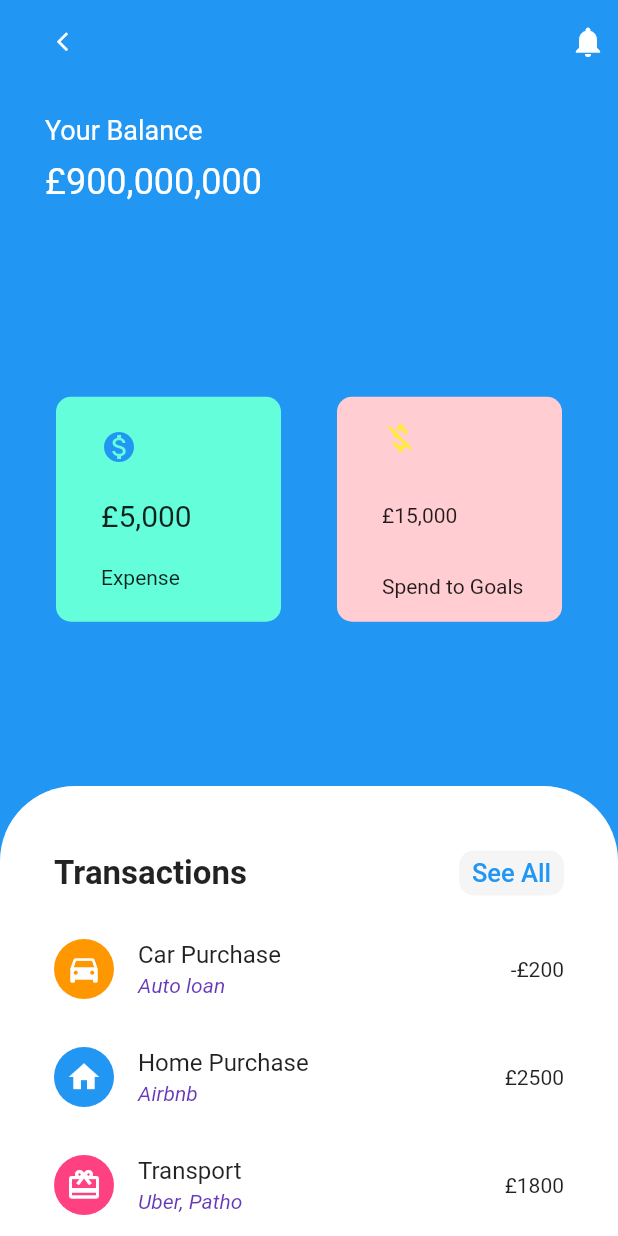
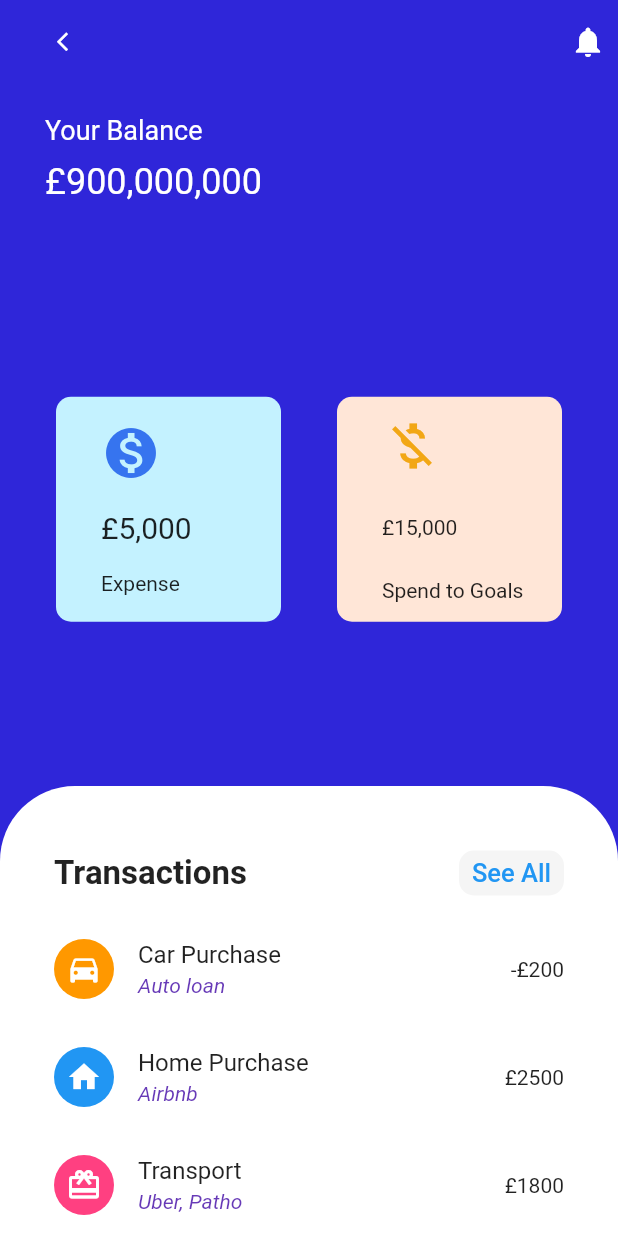
Before and after one commit to StellaMighty/BankApp, a Flutter app: the screen it shows after launch, after a tap on "Transactions", on a phone screen of 412 x 824 dp. Run offline on Flutter 3.47's test engine with Material 2 defaults, Android fonts, the phone set to English and light mode, and no system bars.

Commit message:
Fix: Responsiveness using mediaquery on WelcomePage widget

```diff
--- a/lib/main.dart
+++ b/lib/main.dart
@@ -18,6 +18,10 @@ class BankApp extends StatelessWidget {
 class WelcomePage extends StatelessWidget {
   @override
   Widget build(BuildContext context) {
+    var mediaQuery = MediaQuery.of(context).size;
+    double _height = mediaQuery.height;
+    print(_height);
+    double _width = mediaQuery.width;
     return Scaffold(
         backgroundColor: Colors.white,
         appBar: AppBar(
@@ -51,7 +55,8 @@ class WelcomePage extends StatelessWidget {
             )
           ],
         ),
-        body: Container(
+        body: SingleChildScrollView(
+          child: Container(
             padding: EdgeInsets.only(
               left: 30,
               right: 10,
@@ -74,6 +79,7 @@ class WelcomePage extends StatelessWidget {
                 ),
                 TextField(
                   decoration: InputDecoration(
+                      isDense: true,
                       filled: true,
                       border: OutlineInputBorder(
                           borderSide: BorderSide.none,
@@ -84,17 +90,19 @@ class WelcomePage extends StatelessWidget {
                 SizedBox(
                   height: 20,
                 ),
-              Row(mainAxisAlignment: MainAxisAlignment.spaceEvenly, children: [
+                Row(
+                    mainAxisAlignment: MainAxisAlignment.spaceAround,
+                    children: [
                       InkWell(
                         onTap: () {
-                    Navigator.push(context,
-                        MaterialPageRoute(builder: (BuildContext context) {
+                          Navigator.push(context, MaterialPageRoute(
+                              builder: (BuildContext context) {
                             return Transaction();
                           }));
                         },
                         child: Container(
-                    width: 150,
-                    height: 150,
+                          width: _width / 2.8,
+                          height: _width / 2.8,
                           padding: EdgeInsets.only(left: 20, top: 35),
                           decoration: BoxDecoration(
                               borderRadius: BorderRadius.circular(10),
@@ -124,14 +132,14 @@ class WelcomePage extends StatelessWidget {
                       ),
                       InkWell(
                         onTap: () {
-                    Navigator.push(context,
-                        MaterialPageRoute(builder: (BuildContext context) {
+                          Navigator.push(context, MaterialPageRoute(
+                              builder: (BuildContext context) {
                             return Budget();
                           }));
                         },
                         child: Container(
-                    width: 150,
-                    height: 150,
+                          width: _width / 2.8,
+                          height: _width / 2.8,
                           padding: EdgeInsets.only(left: 20, top: 35),
                           decoration: BoxDecoration(
                               borderRadius: BorderRadius.circular(10),
@@ -164,11 +172,11 @@ class WelcomePage extends StatelessWidget {
                   height: 20,
                 ),
                 Row(
-                mainAxisAlignment: MainAxisAlignment.spaceEvenly,
+                  mainAxisAlignment: MainAxisAlignment.spaceAround,
                   children: [
                     Container(
-                    width: 150,
-                    height: 150,
+                      width: _width / 2.8,
+                      height: _width / 2.8,
                       padding: EdgeInsets.only(left: 20, top: 35),
                       decoration: BoxDecoration(
                           borderRadius: BorderRadius.circular(10),
@@ -196,8 +204,8 @@ class WelcomePage extends StatelessWidget {
                       ),
                     ),
                     Container(
-                    width: 150,
-                    height: 150,
+                      width: _width / 2.8,
+                      height: _width / 2.8,
                       padding: EdgeInsets.only(left: 20, top: 35),
                       decoration: BoxDecoration(
                           borderRadius: BorderRadius.circular(10),
@@ -240,8 +248,8 @@ class WelcomePage extends StatelessWidget {
                     mainAxisAlignment: MainAxisAlignment.spaceEvenly,
                     children: [
                       Container(
-                      width: 150,
-                      height: 50,
+                        width: _width / 2.3,
+                        height: _height * 0.07,
                         padding: EdgeInsets.only(left: 5, top: 5, bottom: 5),
                         decoration: BoxDecoration(
                             borderRadius: BorderRadius.circular(10),
@@ -279,8 +287,8 @@ class WelcomePage extends StatelessWidget {
                         ),
                       ),
                       Container(
-                      width: 150,
-                      height: 50,
+                        width: _width / 2.3,
+                        height: _height * 0.07,
                         padding: EdgeInsets.only(left: 5, top: 5, bottom: 5),
                         decoration: BoxDecoration(
                             borderRadius: BorderRadius.circular(10),
@@ -322,6 +330,7 @@ class WelcomePage extends StatelessWidget {
                 ),
               ],
             ),
+          ),
         ));
   }
 }
@@ -330,9 +339,9 @@ class Transaction extends StatelessWidget {
   @override
   Widget build(BuildContext context) {
     return Scaffold(
-        backgroundColor: Colors.blue,
+        backgroundColor: Color(0xff2f26d9),
         appBar: AppBar(
-            backgroundColor: Colors.blue,
+            backgroundColor: Color(0xff2f26d9),
             elevation: 0,
             leading: Padding(
               padding: EdgeInsets.only(left: 30.0, top: 10, bottom: 10.0),
@@ -382,7 +391,7 @@ class Transaction extends StatelessWidget {
                     width: 150,
                     padding: EdgeInsets.only(left: 30),
                     decoration: BoxDecoration(
-                        color: Colors.tealAccent,
+                        color: Color(0xffc4f2ff),
                         borderRadius: BorderRadius.circular(10)),
                     child: Column(
                       crossAxisAlignment: CrossAxisAlignment.start,
@@ -390,7 +399,8 @@ class Transaction extends StatelessWidget {
                       children: [
                         Icon(
                           Icons.monetization_on,
-                          color: Colors.blue,
+                          color: Color(0xff3674ef),
+                          size: 40,
                         ),
                         Text(
                           "£5,000",
@@ -405,7 +415,7 @@ class Transaction extends StatelessWidget {
                     width: 150,
                     padding: EdgeInsets.only(left: 30),
                     decoration: BoxDecoration(
-                        color: Colors.red.shade100,
+                        color: Color(0xffffe6d7),
                         borderRadius: BorderRadius.circular(10)),
                     child: Column(
                       crossAxisAlignment: CrossAxisAlignment.start,
@@ -413,7 +423,8 @@ class Transaction extends StatelessWidget {
                       children: [
                         Icon(
                           Icons.money_off,
-                          color: Colors.yellow,
+                          color: Color(0xfff2a715),
+                          size: 40,
                         ),
                         Text("£15,000"),
                         Text("Spend to Goals")
```
Lines whose indentation alone changed are shown as unchanged.
